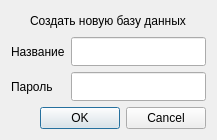
The window that ui/newkeepass.ui (zip94061/usermanager) describes before a commit, drawn with Qt 5.
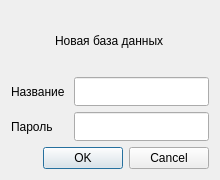
The same window after the commit.

Commit message: исправил баг, при котором приложение закрывалось, если не подключить базу данных

```diff
--- a/ui/newkeepass.ui
+++ b/ui/newkeepass.ui
@@ -6,14 +6,20 @@
    <rect>
     <x>0</x>
     <y>0</y>
-    <width>217</width>
-    <height>140</height>
+    <width>220</width>
+    <height>180</height>
    </rect>
   </property>
+  <property name="minimumSize">
+   <size>
+    <width>220</width>
+    <height>180</height>
+   </size>
+  </property>
   <property name="maximumSize">
    <size>
-    <width>250</width>
-    <height>140</height>
+    <width>220</width>
+    <height>180</height>
    </size>
   </property>
   <property name="windowTitle">
@@ -23,7 +29,7 @@
    <item alignment="Qt::AlignmentFlag::AlignHCenter">
     <widget class="QLabel" name="label_3">
      <property name="text">
-      <string>Создать новую базу данных</string>
+      <string>Новая база данных</string>
      </property>
     </widget>
    </item>
```
The commit also changes 3 other files.
